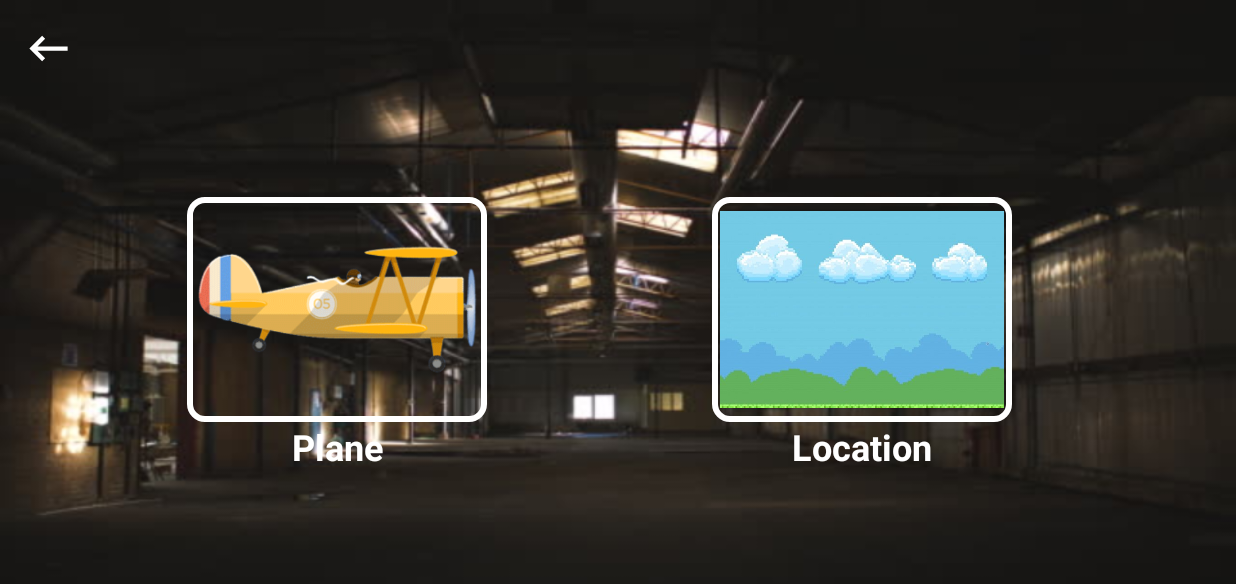
After one commit to undiscovered-genius/Fly-High-Game, an Android app: the ChangeActivity screen opened directly, with no data from a screen before it, on a phone screen of 824 x 412 dp (held sideways). The commit adds this screen. Shown: the top 584 px of the screen. Run offline under Robolectric (Android 15) with nearby library versions, the phone set to English and light mode, and no system bars.

Commit message:
working on changing plane & background

```diff
--- a/app/src/main/AndroidManifest.xml
+++ b/app/src/main/AndroidManifest.xml
@@ -10,10 +10,15 @@
         android:supportsRtl="true"
         android:theme="@style/Theme.FlyHigh">
         <activity
+            android:name=".ChangeActivity"
+            android:exported="false"
+            android:screenOrientation="landscape"
+            android:theme="@style/Theme.MaterialComponents.NoActionBar"/>
+        <activity
             android:name=".GameActivity"
             android:exported="false"
             android:screenOrientation="landscape"
-            android:theme="@style/Theme.MaterialComponents.NoActionBar"/>
+            android:theme="@style/Theme.MaterialComponents.NoActionBar" />
         <activity
             android:name=".MainActivity"
             android:exported="true"
--- /dev/null
+++ b/app/src/main/java/com/example/flyhigh/ChangeActivity.java
@@ -0,0 +1,32 @@
+package com.example.flyhigh;
+
+import androidx.appcompat.app.AppCompatActivity;
+
+import android.media.Image;
+import android.os.Bundle;
+import android.view.View;
+import android.view.WindowManager;
+import android.widget.ImageView;
+
+public class ChangeActivity extends AppCompatActivity {
+
+    @Override
+    protected void onCreate(Bundle savedInstanceState) {
+        super.onCreate(savedInstanceState);
+
+        getWindow().setFlags(WindowManager.LayoutParams.FLAG_FULLSCREEN,WindowManager.LayoutParams.FLAG_FULLSCREEN);
+        setContentView(R.layout.activity_change);
+
+        ImageView back = findViewById(R.id.back);
+        ImageView plane = findViewById(R.id.plane);
+        ImageView location = findViewById(R.id.location);
+
+        back.setOnClickListener(new View.OnClickListener() {
+            @Override
+            public void onClick(View view) {
+                onBackPressed();
+                finish();
+            }
+        });
+    }
+}
--- a/app/src/main/java/com/example/flyhigh/GameView.java
+++ b/app/src/main/java/com/example/flyhigh/GameView.java
@@ -152,11 +152,11 @@ public class GameView extends SurfaceView implements Runnable{
                     isGameOver = true;
                     return;
                 }
-                int bound = (int) (10 * screenRatioX);
+                int bound = (int) (20 * screenRatioX);
                 bird.speed = random.nextInt(bound);
 
-                if(bird.speed < 10*screenRatioX){
-                    bird.speed = (int) (10*screenRatioX);
+                if(bird.speed < 10 * screenRatioX){
+                    bird.speed = (int) (10 * screenRatioX);
                 }
                 bird.x = screenX;
                 bird.y = random.nextInt(screenY - bird.height);
--- a/app/src/main/java/com/example/flyhigh/MainActivity.java
+++ b/app/src/main/java/com/example/flyhigh/MainActivity.java
@@ -12,21 +12,31 @@ import android.widget.TextView;
 
 public class MainActivity extends AppCompatActivity {
 
-    private ImageView playButton;
+    private ImageView playButton, changeButton;
     private boolean isMute;
 
     @Override
     protected void onCreate(Bundle savedInstanceState) {
         super.onCreate(savedInstanceState);
+
         getWindow().setFlags(WindowManager.LayoutParams.FLAG_FULLSCREEN,WindowManager.LayoutParams.FLAG_FULLSCREEN);
         setContentView(R.layout.activity_main);
 
         playButton = findViewById(R.id.play);
+        changeButton = findViewById(R.id.theme);
 
         playButton.setOnClickListener(new View.OnClickListener() {
             @Override
             public void onClick(View view) {
                 Intent intent = new Intent(MainActivity.this,GameActivity.class);
+                startActivity(intent);
+            }
+        });
+
+        changeButton.setOnClickListener(new View.OnClickListener() {
+            @Override
+            public void onClick(View view) {
+                Intent intent = new Intent(MainActivity.this,ChangeActivity.class);
                 startActivity(intent);
             }
         });
--- /dev/null
+++ b/app/src/main/res/drawable/border.xml
@@ -0,0 +1,5 @@
+<?xml version="1.0" encoding="utf-8"?>
+<shape xmlns:android="http://schemas.android.com/apk/res/android">
+    <stroke android:width="4dp" android:color="@color/white"/>
+    <corners android:radius="10dp"/>
+</shape>
--- /dev/null
+++ b/app/src/main/res/drawable/ic_backspace.xml
@@ -0,0 +1,5 @@
+<vector android:height="34dp" android:tint="@color/white"
+    android:viewportHeight="24" android:viewportWidth="24"
+    android:width="34dp" xmlns:android="http://schemas.android.com/apk/res/android">
+    <path android:fillColor="@android:color/white" android:pathData="M21,11H6.83l3.58,-3.59L9,6l-6,6 6,6 1.41,-1.41L6.83,13H21z"/>
+</vector>
--- /dev/null
+++ b/app/src/main/res/layout/activity_change.xml
@@ -0,0 +1,88 @@
+<?xml version="1.0" encoding="utf-8"?>
+<androidx.constraintlayout.widget.ConstraintLayout xmlns:android="http://schemas.android.com/apk/res/android"
+    xmlns:app="http://schemas.android.com/apk/res-auto"
+    xmlns:tools="http://schemas.android.com/tools"
+    android:layout_width="match_parent"
+    android:layout_height="match_parent"
+    tools:context=".ChangeActivity"
+    android:background="@drawable/wahrehouse">
+
+    <ImageView
+        android:id="@+id/back"
+        android:layout_width="wrap_content"
+        android:layout_height="wrap_content"
+        android:layout_alignParentLeft="true"
+        android:layout_margin="15dp"
+        android:src="@drawable/ic_backspace"
+        app:layout_constraintBottom_toBottomOf="parent"
+        app:layout_constraintEnd_toEndOf="parent"
+        app:layout_constraintHorizontal_bias="0.0"
+        app:layout_constraintStart_toStartOf="parent"
+        app:layout_constraintTop_toTopOf="parent"
+        app:layout_constraintVertical_bias="0.0" />
+
+    <ImageView
+        android:id="@+id/plane"
+        android:layout_width="200dp"
+        android:layout_height="150dp"
+        android:src="@drawable/p1a"
+        android:background="@drawable/border"
+        android:paddingStart="5dp"
+        android:paddingEnd="5dp"
+        app:layout_constraintBottom_toBottomOf="parent"
+        app:layout_constraintEnd_toEndOf="parent"
+        app:layout_constraintHorizontal_bias="0.2"
+        app:layout_constraintStart_toStartOf="parent"
+        app:layout_constraintTop_toTopOf="parent" />
+
+    <TextView
+        android:id="@+id/textView"
+        android:layout_width="200dp"
+        android:layout_height="wrap_content"
+        android:layout_below="@+id/plane"
+        android:layout_centerInParent="true"
+        android:gravity="center"
+        android:text="Plane"
+        android:textColor="@color/white"
+        android:textSize="24sp"
+        android:textStyle="bold"
+        app:layout_constraintBottom_toBottomOf="parent"
+        app:layout_constraintEnd_toEndOf="parent"
+        app:layout_constraintHorizontal_bias="0.2"
+        app:layout_constraintStart_toStartOf="parent"
+        app:layout_constraintTop_toBottomOf="@+id/plane"
+        app:layout_constraintVertical_bias="0.0" />
+
+    <ImageView
+        android:id="@+id/location"
+        android:layout_width="200dp"
+        android:layout_height="150dp"
+        android:layout_centerInParent="true"
+        android:layout_toRightOf="@+id/plane"
+        android:background="@drawable/border"
+        android:src="@drawable/d6"
+        android:paddingStart="5dp"
+        android:paddingEnd="5dp"
+        app:layout_constraintBottom_toBottomOf="parent"
+        app:layout_constraintEnd_toEndOf="parent"
+        app:layout_constraintStart_toEndOf="@+id/plane"
+        app:layout_constraintTop_toTopOf="parent" />
+
+    <TextView
+        android:layout_width="200dp"
+        android:layout_height="wrap_content"
+        android:layout_below="@+id/location"
+        android:text="Location"
+        android:gravity="center"
+        android:textColor="@color/white"
+        android:textSize="24sp"
+        android:textStyle="bold"
+        app:layout_constraintBottom_toBottomOf="parent"
+        app:layout_constraintEnd_toEndOf="parent"
+        app:layout_constraintStart_toEndOf="@+id/textView"
+        app:layout_constraintTop_toBottomOf="@+id/location"
+        app:layout_constraintVertical_bias="0.0" />
+
+
+
+</androidx.constraintlayout.widget.ConstraintLayout>
--- a/app/src/main/res/layout/activity_main.xml
+++ b/app/src/main/res/layout/activity_main.xml
@@ -28,9 +28,9 @@
         android:id="@+id/play"
         android:layout_width="wrap_content"
         android:layout_height="wrap_content"
-        android:src="@drawable/ic_play_circle"
         android:layout_centerInParent="true"
-        android:scaleType="centerCrop"/>
+        android:scaleType="centerCrop"
+        android:src="@drawable/ic_play_circle" />
 
     <TextView
         android:id="@+id/playText"
@@ -70,9 +70,12 @@
         android:id="@+id/theme"
         android:layout_width="40dp"
         android:layout_height="40dp"
+        android:layout_alignParentEnd="true"
         android:layout_alignParentBottom="true"
-        android:layout_alignParentEnd="true"
-        android:src="@drawable/ic_build_circle_24"
-        android:layout_margin="10dp"/>
+        android:layout_marginStart="10dp"
+        android:layout_marginTop="10dp"
+        android:layout_marginEnd="10dp"
+        android:layout_marginBottom="10dp"
+        android:src="@drawable/ic_build_circle_24" />
 
 </RelativeLayout>
```
Also changed, not shown: app/src/main/res/drawable/wahrehouse.jpg (added).
